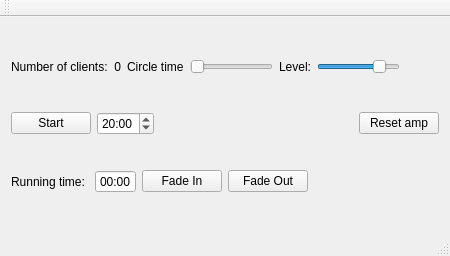
The window that rotation-gui/rotationwindow.ui (tarmoj/harmonicsgame) describes before a commit, drawn with Qt 5.
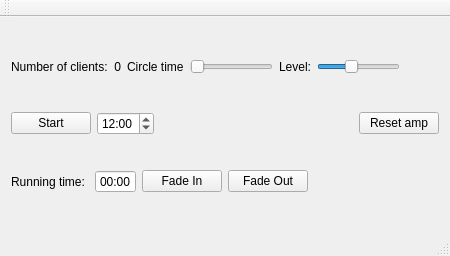
The same window after the commit.

```diff
--- a/rotation-gui/rotationwindow.ui
+++ b/rotation-gui/rotationwindow.ui
@@ -58,7 +58,7 @@
       <item>
        <widget class="QSlider" name="levelSlider">
         <property name="value">
-         <number>80</number>
+         <number>40</number>
         </property>
         <property name="orientation">
          <enum>Qt::Horizontal</enum>
@@ -97,7 +97,7 @@
         <property name="time">
          <time>
           <hour>0</hour>
-          <minute>20</minute>
+          <minute>12</minute>
           <second>0</second>
          </time>
         </property>
```
Left out of the diff: 2 changed lines with no effect on the pictures.
